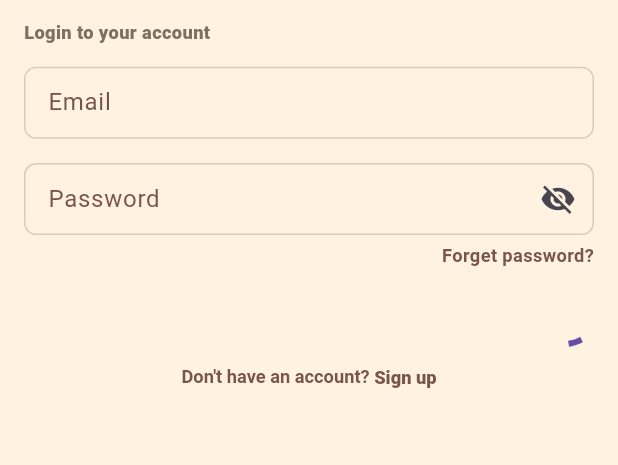
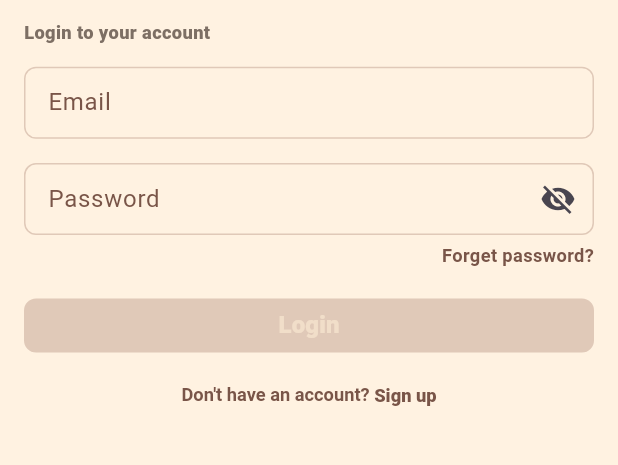
Before and after one commit to ahmedkamel237/BookStore, a Flutter app: the screen it shows after launch, on a phone screen of 412 x 824 dp, the part 162-627 px from its top. Run offline on Flutter 3.47's test engine with Material 3 defaults, Android fonts, the light colour scheme and no system bars; our stand-ins replace equatable, firebase_auth, firebase_core, flutter_bloc, flutter_screenutil, get_it; accounts and stored records are empty.

```diff
--- a/lib/auth/di/auth_di.dart
+++ b/lib/auth/di/auth_di.dart
@@ -1,6 +1,6 @@
 import 'package:firebase_auth/firebase_auth.dart';
-import 'package:stor_app/auth/data/reposatory/authintacation_repository_imp.dart';
-import 'package:stor_app/auth/domain/reposatory/authintacation_reposatory.dart';
+import 'package:stor_app/auth/data/reposatory/authentication_repository_imp.dart';
+import 'package:stor_app/auth/domain/reposatory/authentication_reposatory.dart';
 import 'package:stor_app/auth/domain/usecases/login_use_case.dart';
 import 'package:stor_app/common/base/app_injector.dart';
 
--- a/lib/auth/domain/usecases/login_use_case.dart
+++ b/lib/auth/domain/usecases/login_use_case.dart
@@ -1,5 +1,5 @@
 import 'package:stor_app/auth/domain/models/login_input_model.dart';
-import 'package:stor_app/auth/domain/reposatory/authintacation_reposatory.dart';
+import 'package:stor_app/auth/domain/reposatory/authentication_reposatory.dart';
 
 class LoginUseCase {
   LoginUseCase(this._authRepository);
--- a/lib/auth/ui/login/widgets/login_form.dart
+++ b/lib/auth/ui/login/widgets/login_form.dart
@@ -30,11 +30,14 @@ class _LoginFormState extends State<LoginForm> {
       child: BlocConsumer<LoginCubit, LoginState>(
         listener: (context, state) {
           if (state is LoginSuccess) {
-            print("Success to login");
+            ScaffoldMessenger.of(context).showSnackBar(
+              const SnackBar(content: Text("Login Successfully")),
+            );
+
           } else if (state is LoginError) {
-            print(state.error);
-          } else {
-            print("Loading");
+            ScaffoldMessenger.of(context).showSnackBar(
+              SnackBar(content: Text(state.error)),
+            );
           }
         },
         builder: (context, state) {
@@ -77,13 +80,20 @@ class _LoginFormState extends State<LoginForm> {
                 ),
               ),
               SizedBox(height: PaddingDimensions.large.h),
-              if (state is LoginSuccess) SizedBox(
-                width: double.infinity,
-                child: AppMaterialButton(
-                  onPressed: _isButtonEnabled ? _loginFun : null,
-                  buttonText: 'Login',
+              if (state is LoginLoading)
+                const Center(
+                  child: CircularProgressIndicator(
+                    color: AppColor.brown,
+                  ),
+                )
+              else
+                SizedBox(
+                  width: double.infinity,
+                  child: AppMaterialButton(
+                    onPressed: _isButtonEnabled ? _loginFun : null,
+                    buttonText: 'Login',
+                  ),
                 ),
-              ) else const CircularProgressIndicator(),
               SizedBox(height: PaddingDimensions.large.h),
               Center(
                 child: RichText(
```
Also changed, not shown: lib/auth/data/reposatory/authentication_repository_imp.dart (added, +24 -0 lines), lib/auth/data/reposatory/authintacation_repository_imp.dart (deleted, +0 -21 lines), lib/auth/domain/reposatory/authentication_reposatory.dart (renamed from lib/auth/domain/reposatory/authintacation_reposatory.dart).
